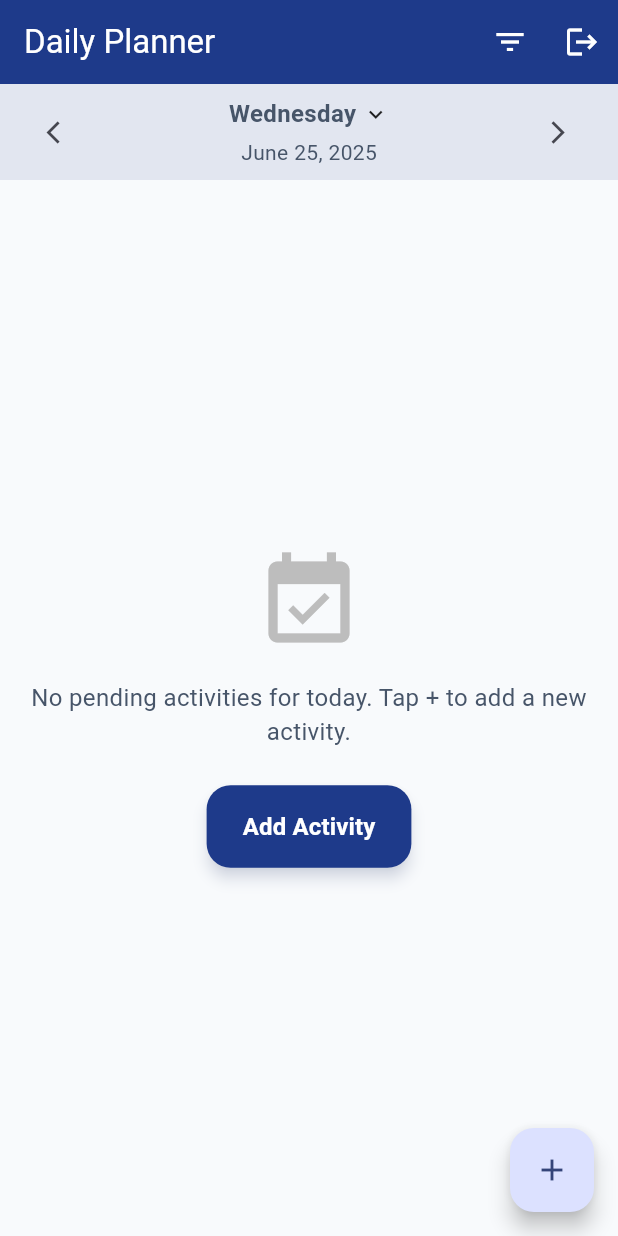
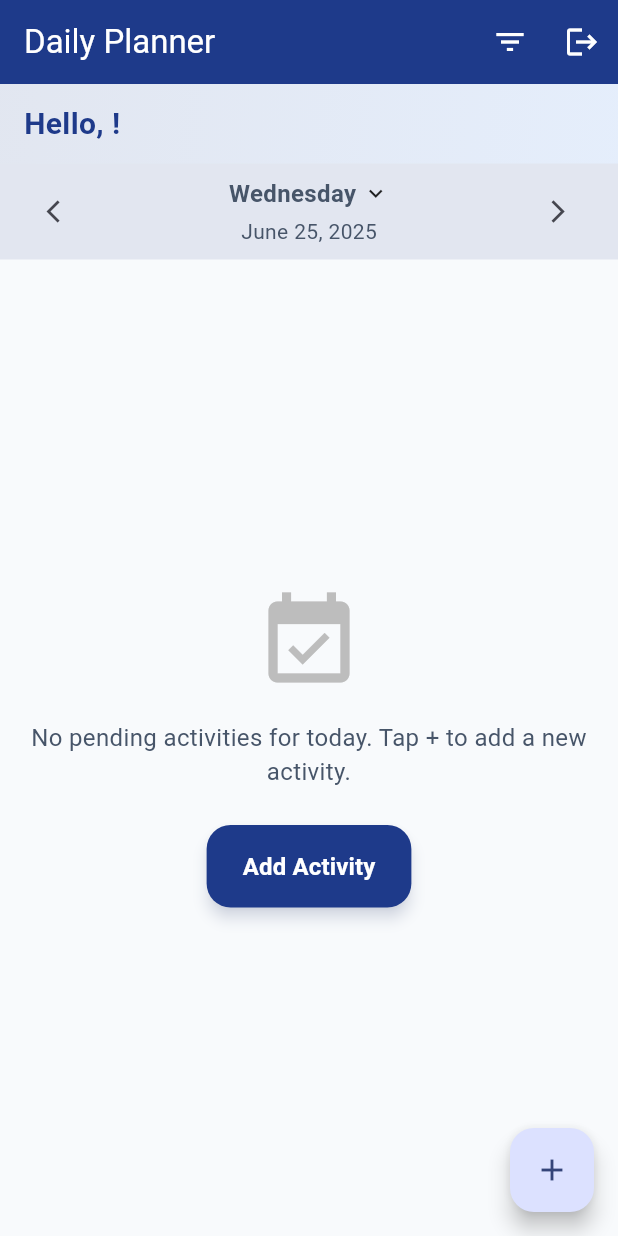
Before and after one commit to KennCP142/uas_ambw, a Flutter app: the HomeScreen screen opened by its route, on a phone screen of 412 x 824 dp. Run offline on Flutter 3.47's test engine with Material 3 defaults, Android fonts, the phone set to English and light mode, and no system bars; our stand-ins replace go_router, hive, hive_flutter, shared_preferences, supabase_flutter, table_calendar; accounts and stored records are empty.

```diff
--- a/lib/config/app_router.dart
+++ b/lib/config/app_router.dart
@@ -3,6 +3,7 @@ import 'package:go_router/go_router.dart';
 import 'package:uas_ambw/screens/add_activity_screen.dart';
 import 'package:uas_ambw/screens/auth/login_screen.dart';
 import 'package:uas_ambw/screens/auth/signup_screen.dart';
+import 'package:uas_ambw/screens/get_started_screen.dart';
 import 'package:uas_ambw/screens/home_screen.dart';
 import 'package:uas_ambw/screens/splash_screen.dart';
 
@@ -11,6 +12,7 @@ class AppRouter {
     initialLocation: '/',
     routes: [
       GoRoute(path: '/', builder: (context, state) => const SplashScreen()),
+      GoRoute(path: '/get-started', builder: (context, state) => const GetStartedScreen()),
       GoRoute(path: '/login', builder: (context, state) => const LoginScreen()),
       GoRoute(
         path: '/signup',
--- a/lib/screens/home_screen.dart
+++ b/lib/screens/home_screen.dart
@@ -89,6 +89,35 @@ class _HomeScreenState extends State<HomeScreen> {
       ),
       body: Column(
         children: [
+          // User greeting section
+          Container(
+            width: double.infinity,
+            padding: const EdgeInsets.symmetric(horizontal: 16, vertical: 12),
+            decoration: BoxDecoration(
+              gradient: LinearGradient(
+                begin: Alignment.topLeft,
+                end: Alignment.bottomRight,
+                colors: [
+                  AppConfig.primaryColor.withOpacity(0.1),
+                  AppConfig.secondaryColor.withOpacity(0.1),
+                ],
+              ),
+            ),
+            child: Consumer<AuthProvider>(
+              builder: (context, authProvider, child) {
+                final userName = authProvider.currentUser?.name ?? 'User';
+                return Text(
+                  'Hello, $userName!',
+                  style: TextStyle(
+                    fontSize: 20,
+                    fontWeight: FontWeight.w600,
+                    color: AppConfig.primaryColor,
+                  ),
+                );
+              },
+            ),
+          ),
+
           // Date selector
           Container(
             padding: const EdgeInsets.symmetric(vertical: 8, horizontal: 16),
```
Also changed, not shown: lib/screens/splash_screen.dart (+85 -24 lines).
